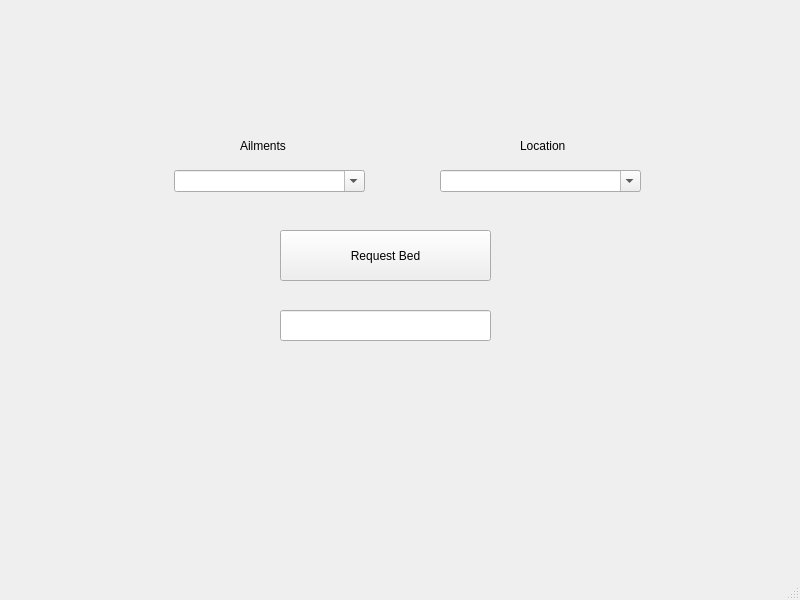
This is doctorwindow.ui in braeden-muller/hospitalBeds as Qt 5 draws it before an edit. The edited form follows.
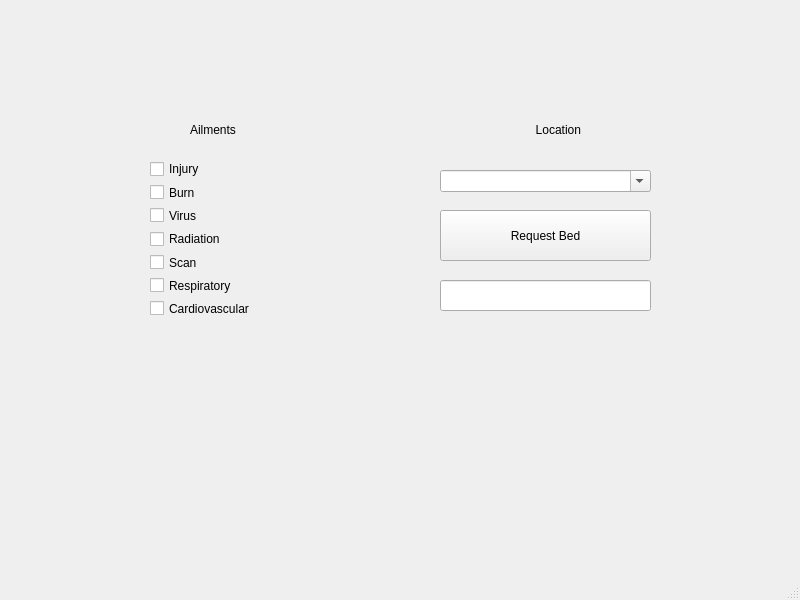
This is the edited form.

Commit message: Added in respiratory and cardiac conditions to the ui

What changed in the file:
```diff
--- a/doctorwindow.ui
+++ b/doctorwindow.ui
@@ -20,8 +20,8 @@
    <widget class="QPushButton" name="requestBed">
     <property name="geometry">
      <rect>
-      <x>280</x>
-      <y>230</y>
+      <x>440</x>
+      <y>210</y>
       <width>211</width>
       <height>51</height>
      </rect>
@@ -33,8 +33,8 @@
    <widget class="QLineEdit" name="requestResponse">
     <property name="geometry">
      <rect>
-      <x>280</x>
-      <y>310</y>
+      <x>440</x>
+      <y>280</y>
       <width>211</width>
       <height>31</height>
      </rect>
@@ -43,50 +43,12 @@
      <bool>true</bool>
     </property>
    </widget>
-   <widget class="QComboBox" name="ailmentSelector">
-    <property name="geometry">
-     <rect>
-      <x>174</x>
-      <y>170</y>
-      <width>191</width>
-      <height>22</height>
-     </rect>
-    </property>
-    <property name="mouseTracking">
-     <bool>true</bool>
-    </property>
-    <property name="tabletTracking">
-     <bool>false</bool>
-    </property>
-    <property name="editable">
-     <bool>true</bool>
-    </property>
-    <property name="currentIndex">
-     <number>-1</number>
-    </property>
-    <property name="maxVisibleItems">
-     <number>4</number>
-    </property>
-   </widget>
-   <widget class="QLabel" name="ailmentLabel">
-    <property name="geometry">
-     <rect>
-      <x>240</x>
-      <y>130</y>
-      <width>111</width>
-      <height>31</height>
-     </rect>
-    </property>
-    <property name="text">
-     <string>Ailments</string>
-    </property>
-   </widget>
    <widget class="QComboBox" name="locationSelector">
     <property name="geometry">
      <rect>
       <x>440</x>
       <y>170</y>
-      <width>201</width>
+      <width>211</width>
       <height>22</height>
      </rect>
     </property>
@@ -94,18 +56,98 @@
      <bool>true</bool>
     </property>
    </widget>
-   <widget class="QLabel" name="locationLabel">
+   <widget class="QWidget" name="verticalLayoutWidget">
     <property name="geometry">
      <rect>
-      <x>520</x>
-      <y>130</y>
-      <width>131</width>
-      <height>31</height>
+      <x>150</x>
+      <y>160</y>
+      <width>160</width>
+      <height>157</height>
      </rect>
     </property>
-    <property name="text">
-     <string>Location</string>
+    <layout class="QVBoxLayout" name="verticalLayout">
+     <item>
+      <widget class="QCheckBox" name="injury_checkbox">
+       <property name="text">
+        <string>Injury</string>
+       </property>
+      </widget>
+     </item>
+     <item>
+      <widget class="QCheckBox" name="burn_checkbox">
+       <property name="text">
+        <string>Burn</string>
+       </property>
+      </widget>
+     </item>
+     <item>
+      <widget class="QCheckBox" name="virus_checkbox">
+       <property name="text">
+        <string>Virus</string>
+       </property>
+      </widget>
+     </item>
+     <item>
+      <widget class="QCheckBox" name="radiation_checkbox">
+       <property name="text">
+        <string>Radiation</string>
+       </property>
+      </widget>
+     </item>
+     <item>
+      <widget class="QCheckBox" name="scan_checkbox">
+       <property name="text">
+        <string>Scan</string>
+       </property>
+      </widget>
+     </item>
+     <item>
+      <widget class="QCheckBox" name="respiratory_checkbox">
+       <property name="text">
+        <string>Respiratory</string>
+       </property>
+      </widget>
+     </item>
+     <item>
+      <widget class="QCheckBox" name="cardiac_checkbox">
+       <property name="text">
+        <string>Cardiovascular</string>
+       </property>
+      </widget>
+     </item>
+    </layout>
+   </widget>
+   <widget class="QWidget" name="horizontalLayoutWidget">
+    <property name="geometry">
+     <rect>
+      <x>190</x>
+      <y>109</y>
+      <width>391</width>
+      <height>41</height>
+     </rect>
     </property>
+    <layout class="QHBoxLayout" name="horizontalLayout">
+     <item>
+      <widget class="QLabel" name="ailmentLabel">
+       <property name="text">
+        <string>Ailments</string>
+       </property>
+      </widget>
+     </item>
+     <item>
+      <widget class="QLabel" name="locationLabel">
+       <property name="layoutDirection">
+        <enum>Qt::RightToLeft</enum>
+       </property>
+       <property name="text">
+        <string>Location</string>
+       </property>
+       <property name="alignment">
+        <set>Qt::AlignRight|Qt::AlignTrailing|Qt::AlignVCenter</set>
+       </property>
+      </widget>
+     </item>
+    </layout>
    </widget>
   </widget>
   <widget class="QMenuBar" name="menubar">
```
Left out of the diff: 1 changed line with no effect on the pictures. The commit also changes 3 other files.
